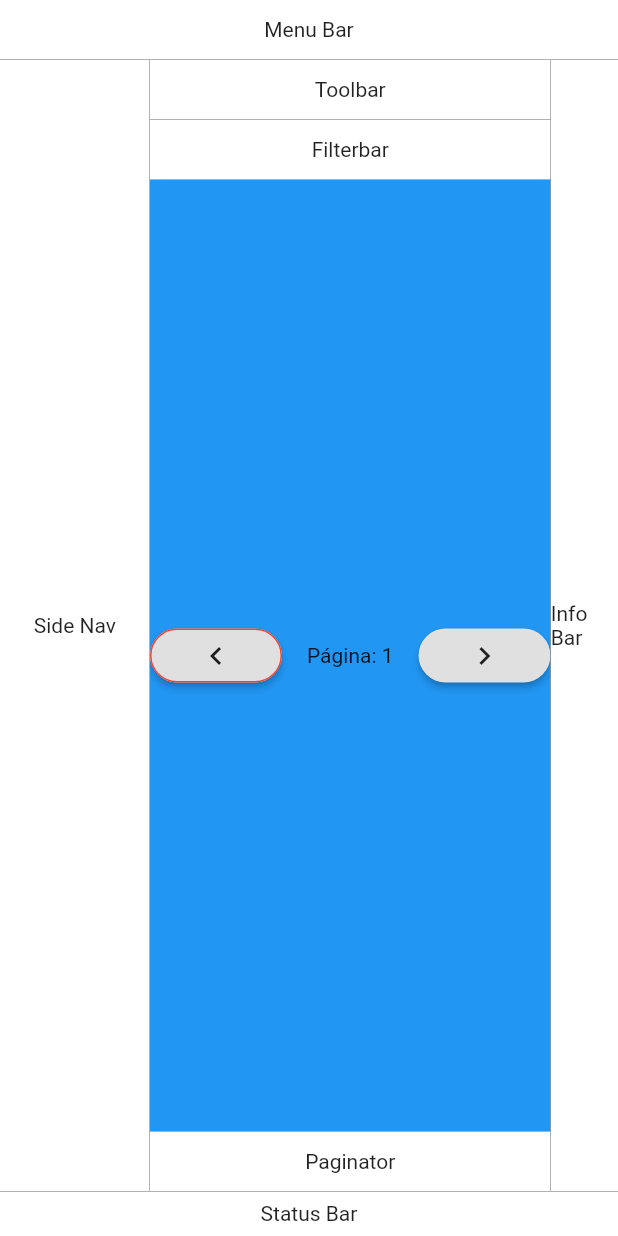
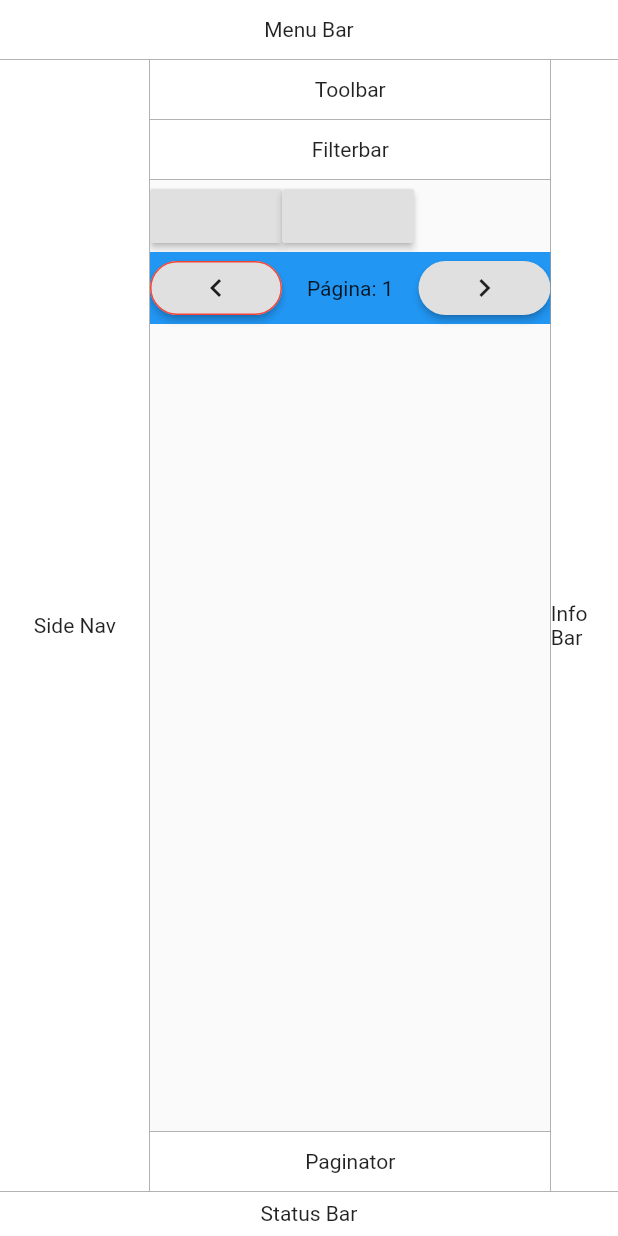
Before and after one commit to RicardoRaymundo/interface_example, a Flutter app: the screen it shows after launch, after a tap on the "chevron left" icon, on a phone screen of 412 x 824 dp. Run offline on Flutter 3.47's test engine with Material 2 defaults, Android fonts, the phone set to English and light mode, and no system bars.

Commit message:
-Implementados botões de navegação da pageview de Content

```diff
--- a/lib/content.dart
+++ b/lib/content.dart
@@ -1,5 +1,6 @@
 import 'package:flutter/cupertino.dart';
 import 'package:flutter/material.dart';
+import 'package:interface_example/content_page_a.dart';
 
 class Content extends StatefulWidget {
   @override
@@ -7,7 +8,7 @@ class Content extends StatefulWidget {
 }
 
 class _ContentState extends State<Content> {
-  PageController _pageController = PageController(initialPage: 0, keepPage: false);
+  PageController pageController = PageController(initialPage: 0, keepPage: false);
 
   List<Color> pagesColor = [
     Colors.blue,
@@ -25,11 +26,11 @@ class _ContentState extends State<Content> {
     return Wrap(
       direction: Axis.horizontal,
       spacing: 8.0,
-      children: pagesColor
+      children: this.pagesColor
           .map((color) =>
           RaisedButton(
             onPressed: () {
-              _pageController.jumpToPage(pagesColor.indexOf(color));
+              this.pageController.jumpToPage(pagesColor.indexOf(color));
             },
           ))
           .toList(),
@@ -42,40 +43,13 @@ class _ContentState extends State<Content> {
         child:
             //buildButtons(),
             PageView.builder(
-              controller: _pageController,
+              controller: this.pageController,
 
               /// Desabilita troca de pagina por scroll
               physics: NeverScrollableScrollPhysics(),
               itemBuilder: (context, position) {
-                return Container(
-                  color: pagesColor[position],
-                  child: Center(
-                    child: Row(
-                      children: <Widget>[
-                        RaisedButton(
-                          onPressed: () {
-                            _pageController.previousPage(duration: Duration(seconds: 1), curve: Curves.ease);
-                          },
-                          shape: RoundedRectangleBorder(
-                              borderRadius: new BorderRadius.circular(18.0), side: BorderSide(color: Colors.red)),
-                          child: Icon(Icons.chevron_left),
-                        ),
-                        Spacer(),
-                        Text('Página: ' + (position+1).toString()),
-                        Spacer(),
-                        RaisedButton(
-                          onPressed: () {
-                            _pageController.nextPage(duration: Duration(seconds: 1), curve: Curves.ease);
-                          },
-                          shape: RoundedRectangleBorder(
-                            borderRadius: BorderRadius.circular(18.0),
-                          ),
-                          child: Icon(Icons.chevron_right),
-                        )
-                      ],
-                    ),
-                  ),
-                );
+                print(position);
+                return ContentPageA(pageController: this.pageController, pagesColor: this.pagesColor, position: position,);
               },
             ),
          );
--- /dev/null
+++ b/lib/content_page_a.dart
@@ -0,0 +1,63 @@
+import 'package:flutter/cupertino.dart';
+import 'package:flutter/material.dart';
+
+
+
+class ContentPageA extends StatelessWidget {
+  PageController pageController;
+  List<Color> pagesColor;
+  int position;
+
+  ContentPageA({this.pageController, this.pagesColor, this.position});
+
+  @override
+  Widget build(BuildContext context) {
+    return Column(
+      children: <Widget>[
+        Row(
+          children: <Widget>[
+            RaisedButton(
+              onPressed: (){
+                pageController.jumpToPage(3);
+              },
+            ),
+            RaisedButton(
+              onPressed: (){
+                pageController.jumpToPage(5);
+              },
+            ),
+          ],
+        ),
+        Container(
+          color: pagesColor[position],
+          child: Center(
+            child: Row(
+              children: <Widget>[
+                RaisedButton(
+                  onPressed: () {
+                    pageController.previousPage(duration: Duration(seconds: 1), curve: Curves.ease);
+                  },
+                  shape: RoundedRectangleBorder(
+                      borderRadius: new BorderRadius.circular(18.0), side: BorderSide(color: Colors.red)),
+                  child: Icon(Icons.chevron_left),
+                ),
+                Spacer(),
+                Text('Página: ' + (position+1).toString()),
+                Spacer(),
+                RaisedButton(
+                  onPressed: () {
+                    pageController.nextPage(duration: Duration(seconds: 1), curve: Curves.ease);
+                  },
+                  shape: RoundedRectangleBorder(
+                    borderRadius: BorderRadius.circular(18.0),
+                  ),
+                  child: Icon(Icons.chevron_right),
+                )
+              ],
+            ),
+          ),
+        ),
+      ],
+    );
+  }
+}
```
